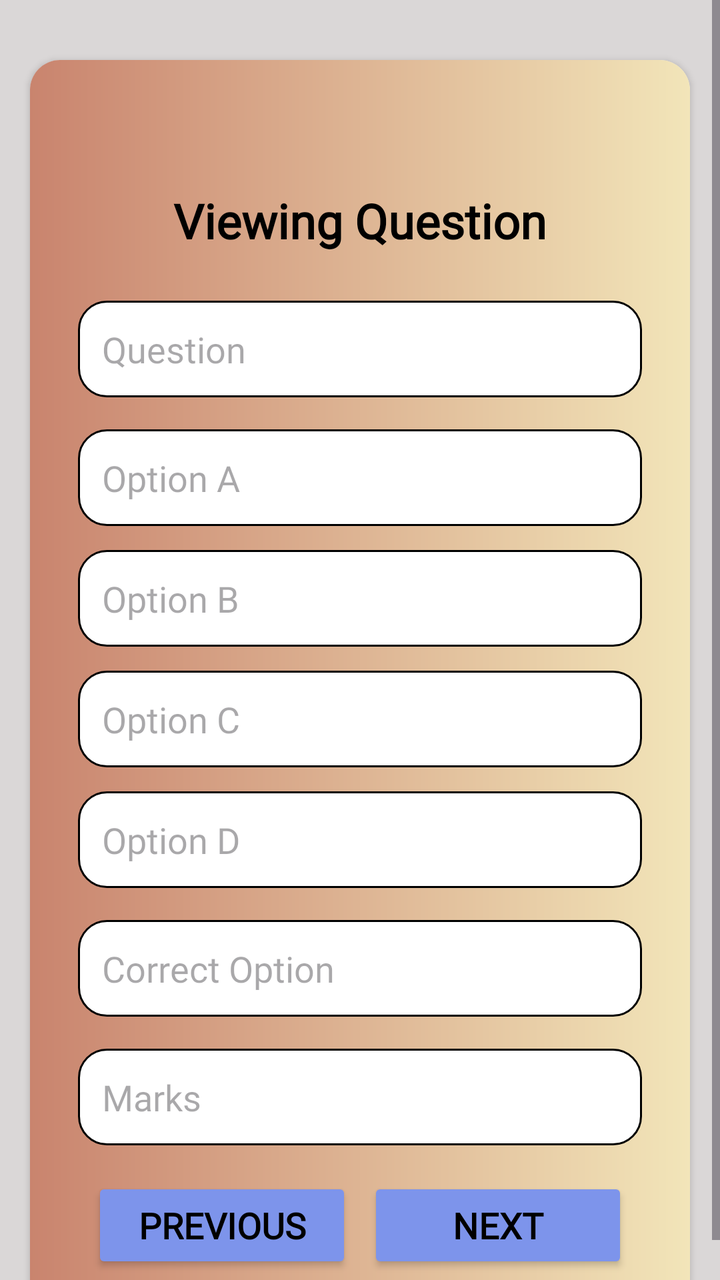
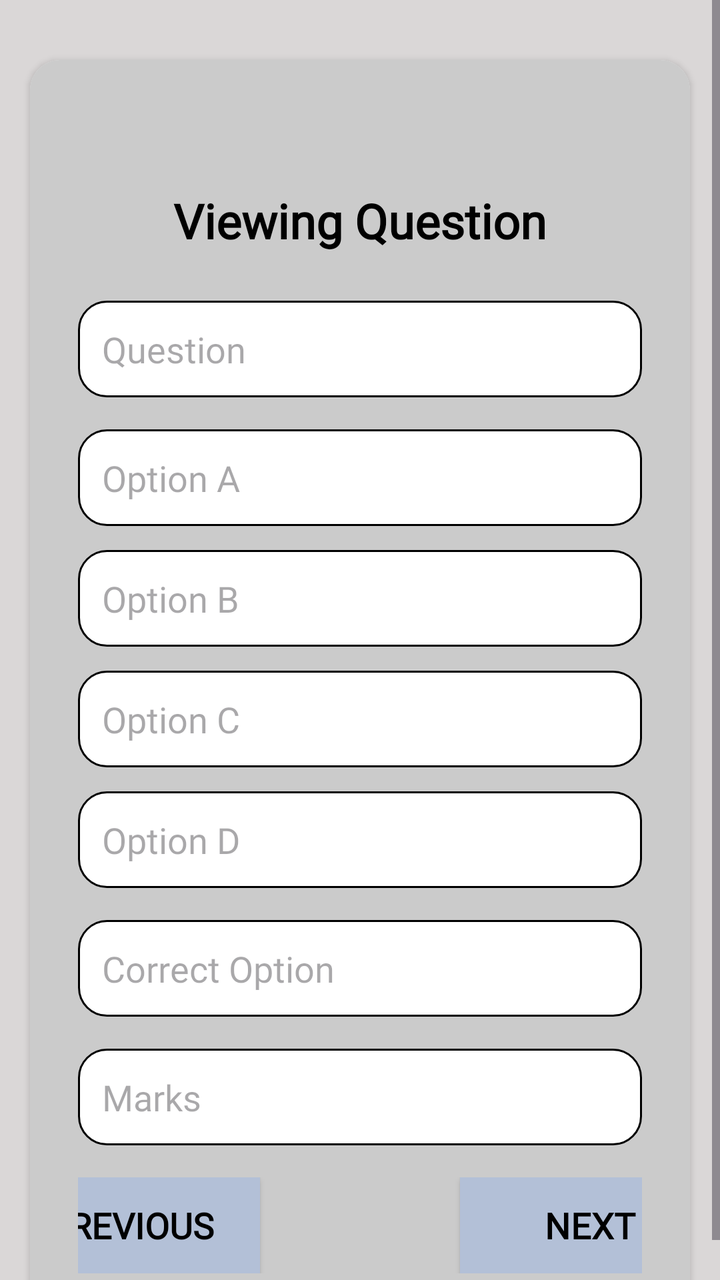

Screens rendered from an Android XML layout before and after an edit, with the pre-edit source and the edit as a unified diff.
<!-- AndroidManifest.xml: application theme Theme.EduQuiz -->
<!-- res/layout/activity_view_quiz.xml -->
<?xml version="1.0" encoding="utf-8"?>
<ScrollView xmlns:android="http://schemas.android.com/apk/res/android"
    xmlns:tools="http://schemas.android.com/tools"
    xmlns:app="http://schemas.android.com/apk/res-auto"
    android:id="@+id/scrollView"
    android:layout_width="match_parent"
    android:layout_height="match_parent"
    android:background="@color/gray2"
    tools:context=".teacheractivities.ViewQuizActivity">

   <androidx.cardview.widget.CardView
       android:layout_width="match_parent"
       android:layout_height="match_parent"
       android:layout_marginLeft="15dp"
       android:layout_marginTop="30dp"
       android:layout_marginRight="15dp"
       app:cardCornerRadius="15dp"

       >
       <LinearLayout
           android:layout_width="match_parent"
           android:layout_height="wrap_content"
           android:orientation="vertical"
           android:padding="24dp"
            android:background="@drawable/new_card_background"
           android:gravity="center_horizontal">

           <TextView
               android:id="@+id/tvreviewcurrentquestion"
               android:layout_width="wrap_content"
               android:layout_height="wrap_content"
               android:text="Viewing Question"
               android:textSize="24sp"
               android:textColor="@color/black"
               android:fontFamily="@font/alice"
               android:textStyle="bold"
               android:layout_marginBottom="24dp"
               android:layout_marginTop="40dp" />

           <EditText
               android:id="@+id/etreviewquestionquestion"
               android:layout_width="match_parent"
               android:layout_height="wrap_content"
               android:hint="Question"
               android:textSize="18sp"
               android:fontFamily="@font/alice"
               android:inputType="text"
               android:background="@drawable/edit2"
               android:padding="12dp"
               android:layout_marginBottom="16dp"
               android:enabled="false" />

           <EditText
               android:id="@+id/etreviewquestionoptiona"
               android:layout_width="match_parent"
               android:layout_height="wrap_content"
               android:hint="Option A"
               android:textSize="18sp"
               android:fontFamily="@font/alice"
               android:inputType="text"
               android:background="@drawable/edit2"
               android:padding="12dp"
               android:layout_marginBottom="12dp"
               android:enabled="false" />

           <EditText
               android:id="@+id/etreviewquestionoptionb"
               android:layout_width="match_parent"
               android:layout_height="wrap_content"
               android:hint="Option B"
               android:textSize="18sp"
               android:fontFamily="@font/alice"
               android:inputType="text"
               android:background="@drawable/edit2"
               android:padding="12dp"
               android:layout_marginBottom="12dp"
               android:enabled="false" />

           <EditText
               android:id="@+id/etreviewquestionoptionc"
               android:layout_width="match_parent"
               android:layout_height="wrap_content"
               android:hint="Option C"
               android:textSize="18sp"
               android:fontFamily="@font/alice"
               android:inputType="text"
               android:background="@drawable/edit2"
               android:padding="12dp"
               android:layout_marginBottom="12dp"
               android:enabled="false" />

           <EditText
               android:id="@+id/etreviewquestionoptiond"
               android:layout_width="match_parent"
               android:layout_height="wrap_content"
               android:hint="Option D"
               android:textSize="18sp"
               android:fontFamily="@font/alice"
               android:inputType="text"
               android:background="@drawable/edit2"
               android:padding="12dp"
               android:layout_marginBottom="16dp"
               android:enabled="false" />

           <EditText
               android:id="@+id/etreviewquestioncorrectoption"
               android:layout_width="match_parent"
               android:layout_height="wrap_content"
               android:hint="Correct Option"
               android:textSize="18sp"
               android:fontFamily="@font/alice"
               android:inputType="text"
               android:background="@drawable/edit2"
               android:padding="12dp"
               android:layout_marginBottom="16dp"
               android:enabled="false" />

           <EditText
               android:id="@+id/etreviewquestionmarks"
               android:layout_width="match_parent"
               android:layout_height="wrap_content"
               android:hint="Marks"
               android:textSize="18sp"
               android:fontFamily="@font/alice"
               android:inputType="text"
               android:background="@drawable/edit2"
               android:padding="12dp"
               android:layout_marginBottom="16dp"
               android:enabled="false" />

           <LinearLayout
               android:layout_width="match_parent"
               android:layout_height="wrap_content"
               android:orientation="horizontal"
               android:gravity="center_horizontal">

               <androidx.appcompat.widget.AppCompatButton
                   android:id="@+id/btnreviewquestionprevious"
                   android:layout_width="130dp"
                   android:layout_height="wrap_content"
                   android:textSize="18sp"
                   android:textStyle="bold"
                   android:text="Previous"
                   android:fontFamily="@font/alice"
                   android:textColor="@color/black"
                   android:backgroundTint="@color/blue"
                   android:layout_marginEnd="8dp" />

               <androidx.appcompat.widget.AppCompatButton
                   android:id="@+id/btnreviewquestionnext"
                   android:layout_width="130dp"
                   android:layout_height="wrap_content"
                   android:textSize="18sp"
                   android:text="Next"
                   android:textStyle="bold"
                   android:fontFamily="@font/alice"
                   android:textColor="@color/black"
                   android:backgroundTint="@color/blue" />
           </LinearLayout>

           <View
               android:id="@+id/btnreviewsubmitquiz"
               android:layout_width="0dp"
               android:layout_height="0dp"
               android:visibility="gone" />
       </LinearLayout>

   </androidx.cardview.widget.CardView>

</ScrollView>
<!-- resources referenced by this layout -->
<resources>
  <color name="black">#FF000000</color>
  <color name="blue">#7D94EB</color>
  <color name="gray2">#DAD7D7</color>
  <!-- drawable edit2 (drawable) -->
  <?xml version="1.0" encoding="utf-8"?>
  <shape xmlns:android="http://schemas.android.com/apk/res/android">
      <corners android:radius="14dp"/>
      <stroke android:color="@color/black" android:width="0.9dp"/>
      <solid android:color="@color/white"/>
      <size android:height="10dp"/>
  </shape>
  <!-- drawable new_card_background (drawable) -->
  <?xml version="1.0" encoding="utf-8"?>
  <shape xmlns:android="http://schemas.android.com/apk/res/android">
  
      <gradient
          android:startColor="@color/orange"
          android:endColor="@color/yellow" />
  
  </shape>
  <style name="Theme.EduQuiz" parent="Base.Theme.EduQuiz" />
  <color name="white">#FFFFFFFF</color>
  <color name="orange">#C9846E</color>
  <color name="yellow">#F2E5B9</color>
  <style name="Base.Theme.EduQuiz" parent="Theme.Material3.DayNight.NoActionBar">
          
          
      </style>
</resources>

<!-- the commit's change to res/layout/activity_view_quiz.xml (unified diff, before → after) -->
@@ -22,7 +22,7 @@
            android:layout_height="wrap_content"
            android:orientation="vertical"
            android:padding="24dp"
-            android:background="@drawable/new_card_background"
+           android:background="#CBCBCB"
            android:gravity="center_horizontal">
 
            <TextView
@@ -143,8 +143,8 @@
                    android:text="Previous"
                    android:fontFamily="@font/alice"
                    android:textColor="@color/black"
-                   android:backgroundTint="@color/blue"
-                   android:layout_marginEnd="8dp" />
+                   android:background="#B3C0D7"
+                   android:layout_marginEnd="100dp" />
 
                <androidx.appcompat.widget.AppCompatButton
                    android:id="@+id/btnreviewquestionnext"
@@ -155,7 +155,7 @@
                    android:textStyle="bold"
                    android:fontFamily="@font/alice"
                    android:textColor="@color/black"
-                   android:backgroundTint="@color/blue" />
+                   android:background="#B3C0D7" />
            </LinearLayout>
 
            <View
<!-- resource entries referenced after the edit -->
@@ -1,7 +1,6 @@
 <!-- resources referenced by this layout -->
 <resources>
   <color name="black">#FF000000</color>
-  <color name="blue">#7D94EB</color>
   <color name="gray2">#DAD7D7</color>
   <!-- drawable edit2 (drawable) -->
   <?xml version="1.0" encoding="utf-8"?>
@@ -11,19 +10,8 @@
       <solid android:color="@color/white"/>
       <size android:height="10dp"/>
   </shape>
-  <!-- drawable new_card_background (drawable) -->
-  <?xml version="1.0" encoding="utf-8"?>
-  <shape xmlns:android="http://schemas.android.com/apk/res/android">
-  
-      <gradient
-          android:startColor="@color/orange"
-          android:endColor="@color/yellow" />
-  
-  </shape>
   <style name="Theme.EduQuiz" parent="Base.Theme.EduQuiz" />
   <color name="white">#FFFFFFFF</color>
-  <color name="orange">#C9846E</color>
-  <color name="yellow">#F2E5B9</color>
   <style name="Base.Theme.EduQuiz" parent="Theme.Material3.DayNight.NoActionBar">
           
           
